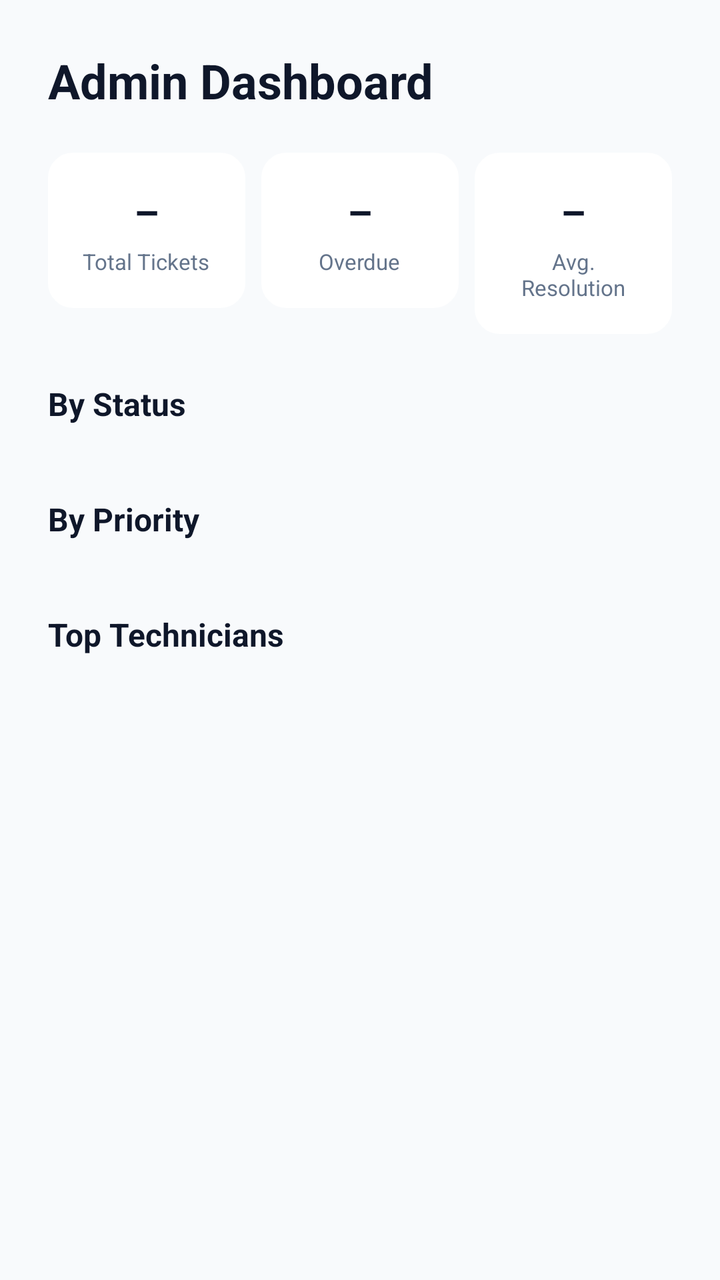
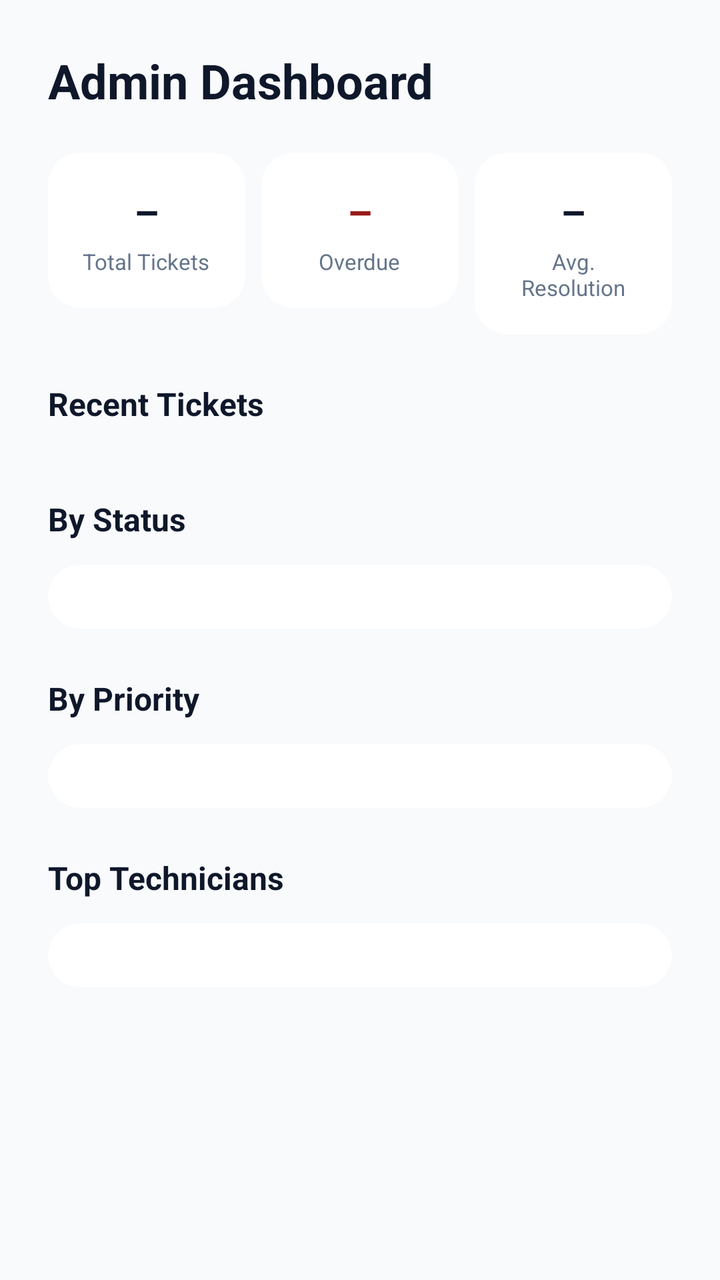

Before-and-after screenshots of an Android layout around one commit, followed by the original layout XML and the change that was made.
<!-- AndroidManifest.xml: application theme Theme.SupportAssist -->
<!-- res/layout/fragment_admin_dashboard.xml -->
<?xml version="1.0" encoding="utf-8"?>
<androidx.core.widget.NestedScrollView xmlns:android="http://schemas.android.com/apk/res/android"
    android:layout_width="match_parent"
    android:layout_height="match_parent"
    android:background="@color/bg_color"
    android:fillViewport="true"
    android:clipToPadding="false"
    android:paddingBottom="100dp">

    <LinearLayout
        android:layout_width="match_parent"
        android:layout_height="wrap_content"
        android:orientation="vertical"
        android:padding="24dp">

        <TextView
            android:layout_width="wrap_content"
            android:layout_height="wrap_content"
            android:text="@string/admin_dashboard_title"
            android:textColor="@color/text_main"
            android:textSize="24sp"
            android:textStyle="bold" />

        <ProgressBar
            android:id="@+id/loading_indicator"
            style="?android:attr/progressBarStyleHorizontal"
            android:layout_width="match_parent"
            android:layout_height="4dp"
            android:layout_marginTop="8dp"
            android:indeterminate="true"
            android:visibility="gone" />

        <LinearLayout
            android:layout_width="match_parent"
            android:layout_height="wrap_content"
            android:layout_marginTop="20dp"
            android:orientation="horizontal">

            <LinearLayout
                android:layout_width="0dp"
                android:layout_height="wrap_content"
                android:layout_weight="1"
                android:background="@drawable/edit_text_bg"
                android:backgroundTint="@color/card_bg"
                android:gravity="center"
                android:orientation="vertical"
                android:padding="16dp">
                <TextView android:id="@+id/tv_stat_total" style="@style/StatValueText" android:text="@string/placeholder_dash" />
                <TextView style="@style/StatLabelText" android:text="@string/admin_stat_total" />
            </LinearLayout>

            <LinearLayout
                android:layout_width="0dp"
                android:layout_height="wrap_content"
                android:layout_weight="1"
                android:layout_marginStart="8dp"
                android:background="@drawable/edit_text_bg"
                android:backgroundTint="@color/card_bg"
                android:gravity="center"
                android:orientation="vertical"
                android:padding="16dp">
                <TextView android:id="@+id/tv_stat_overdue" style="@style/StatValueText" android:text="@string/placeholder_dash" />
                <TextView style="@style/StatLabelText" android:text="@string/admin_stat_overdue" />
            </LinearLayout>

            <LinearLayout
                android:layout_width="0dp"
                android:layout_height="wrap_content"
                android:layout_weight="1"
                android:layout_marginStart="8dp"
                android:background="@drawable/edit_text_bg"
                android:backgroundTint="@color/card_bg"
                android:gravity="center"
                android:orientation="vertical"
                android:padding="16dp">
                <TextView android:id="@+id/tv_stat_avg_resolution" style="@style/StatValueText" android:text="@string/placeholder_dash" />
                <TextView style="@style/StatLabelText" android:text="@string/admin_stat_avg_resolution" />
            </LinearLayout>
        </LinearLayout>

        <TextView
            android:layout_width="wrap_content"
            android:layout_height="wrap_content"
            android:layout_marginTop="24dp"
            android:text="@string/admin_by_status"
            android:textColor="@color/text_main"
            android:textSize="16sp"
            android:textStyle="bold" />

        <LinearLayout
            android:id="@+id/ll_by_status"
            android:layout_width="match_parent"
            android:layout_height="wrap_content"
            android:layout_marginTop="12dp"
            android:orientation="vertical" />

        <TextView
            android:layout_width="wrap_content"
            android:layout_height="wrap_content"
            android:layout_marginTop="24dp"
            android:text="@string/admin_by_priority"
            android:textColor="@color/text_main"
            android:textSize="16sp"
            android:textStyle="bold" />

        <LinearLayout
            android:id="@+id/ll_by_priority"
            android:layout_width="match_parent"
            android:layout_height="wrap_content"
            android:layout_marginTop="12dp"
            android:orientation="vertical" />

        <TextView
            android:layout_width="wrap_content"
            android:layout_height="wrap_content"
            android:layout_marginTop="24dp"
            android:text="@string/admin_top_technicians"
            android:textColor="@color/text_main"
            android:textSize="16sp"
            android:textStyle="bold" />

        <LinearLayout
            android:id="@+id/ll_top_technicians"
            android:layout_width="match_parent"
            android:layout_height="wrap_content"
            android:layout_marginTop="12dp"
            android:orientation="vertical" />

    </LinearLayout>
</androidx.core.widget.NestedScrollView>
<!-- resources referenced by this layout -->
<resources>
  <color name="bg_color">#F8FAFC</color>
  <color name="card_bg">#FFFFFF</color>
  <color name="text_main">#0F172A</color>
  <!-- drawable edit_text_bg (drawable) -->
  <?xml version="1.0" encoding="utf-8"?>
  <shape xmlns:android="http://schemas.android.com/apk/res/android">
      <solid android:color="@color/input_bg" />
      <corners android:radius="12dp" />
      <stroke android:width="1dp" android:color="#2D3643" />
  </shape>
  <string name="admin_by_priority">By Priority</string>
  <string name="admin_by_status">By Status</string>
  <string name="admin_dashboard_title">Admin Dashboard</string>
  <string name="admin_stat_avg_resolution">Avg. Resolution</string>
  <string name="admin_stat_overdue">Overdue</string>
  <string name="admin_stat_total">Total Tickets</string>
  <string name="admin_top_technicians">Top Technicians</string>
  <string name="placeholder_dash">–</string>
  <style name="StatLabelText">
          <item name="android:layout_width">wrap_content</item>
          <item name="android:layout_height">wrap_content</item>
          <item name="android:layout_marginTop">4dp</item>
          <item name="android:gravity">center</item>
          <item name="android:textColor">@color/text_grey</item>
          <item name="android:textSize">11sp</item>
      </style>
  <style name="StatValueText">
          <item name="android:layout_width">wrap_content</item>
          <item name="android:layout_height">wrap_content</item>
          <item name="android:textColor">@color/stat_value</item>
          <item name="android:textSize">20sp</item>
          <item name="android:textStyle">bold</item>
      </style>
  <style name="Theme.SupportAssist" parent="Base.Theme.SupportAssist" />
  <color name="input_bg">#FFFFFF</color>
  <color name="text_grey">#64748B</color>
  <color name="stat_value">#0F172A</color>
  <style name="Base.Theme.SupportAssist" parent="Theme.Material3.DayNight.NoActionBar">
          <item name="colorPrimary">@color/primary_blue</item>
          <item name="android:windowBackground">@color/bg_color</item>
  
          
          <item name="android:textColorPrimary">@color/text_main</item>
          <item name="android:textColorSecondary">@color/text_grey</item>
          <item name="android:editTextColor">@color/text_main</item>
          <item name="android:textColorHint">@color/text_grey</item>
  
          
          <item name="colorOnBackground">@color/text_main</item>
          <item name="colorOnSurface">@color/text_main</item>
          <item name="colorOnSurfaceVariant">@color/text_grey</item>
          <item name="colorSurface">@color/bg_color</item>
          <item name="colorOutline">@color/divider_color</item>
      </style>
  <color name="primary_blue">#005BFF</color>
  <color name="divider_color">#E2E8F0</color>
</resources>

<!-- the commit's change to res/layout/fragment_admin_dashboard.xml (unified diff, before → after) -->
@@ -1,130 +1,233 @@
 <?xml version="1.0" encoding="utf-8"?>
-<androidx.core.widget.NestedScrollView xmlns:android="http://schemas.android.com/apk/res/android"
+<androidx.constraintlayout.widget.ConstraintLayout xmlns:android="http://schemas.android.com/apk/res/android"
+    xmlns:app="http://schemas.android.com/apk/res-auto"
     android:layout_width="match_parent"
     android:layout_height="match_parent"
-    android:background="@color/bg_color"
-    android:fillViewport="true"
-    android:clipToPadding="false"
-    android:paddingBottom="100dp">
-
-    <LinearLayout
+    android:background="@color/bg_color">
+
+    <ProgressBar
+        android:id="@+id/loading_indicator"
+        style="?android:attr/progressBarStyleHorizontal"
         android:layout_width="match_parent"
-        android:layout_height="wrap_content"
-        android:orientation="vertical"
-        android:padding="24dp">
-
-        <TextView
-            android:layout_width="wrap_content"
-            android:layout_height="wrap_content"
-            android:text="@string/admin_dashboard_title"
-            android:textColor="@color/text_main"
-            android:textSize="24sp"
-            android:textStyle="bold" />
-
-        <ProgressBar
-            android:id="@+id/loading_indicator"
-            style="?android:attr/progressBarStyleHorizontal"
-            android:layout_width="match_parent"
-            android:layout_height="4dp"
-            android:layout_marginTop="8dp"
-            android:indeterminate="true"
-            android:visibility="gone" />
-
-        <LinearLayout
+        android:layout_height="4dp"
+        android:indeterminate="true"
+        android:visibility="gone"
+        app:layout_constraintTop_toTopOf="parent" />
+
+    <androidx.core.widget.NestedScrollView
+        android:layout_width="match_parent"
+        android:layout_height="0dp"
+        android:fillViewport="true"
+        app:layout_constraintBottom_toBottomOf="parent"
+        app:layout_constraintTop_toBottomOf="@+id/loading_indicator">
+
+        <androidx.constraintlayout.widget.ConstraintLayout
             android:layout_width="match_parent"
             android:layout_height="wrap_content"
-            android:layout_marginTop="20dp"
-            android:orientation="horizontal">
-
-            <LinearLayout
+            android:paddingHorizontal="24dp"
+            android:paddingTop="24dp"
+            android:paddingBottom="100dp">
+
+            <androidx.constraintlayout.widget.ConstraintLayout
                 android:layout_width="0dp"
                 android:layout_height="wrap_content"
-                android:layout_weight="1"
-                android:background="@drawable/edit_text_bg"
-                android:backgroundTint="@color/card_bg"
-                android:gravity="center"
-                android:orientation="vertical"
-                android:padding="16dp">
-                <TextView android:id="@+id/tv_stat_total" style="@style/StatValueText" android:text="@string/placeholder_dash" />
-                <TextView style="@style/StatLabelText" android:text="@string/admin_stat_total" />
-            </LinearLayout>
-
-            <LinearLayout
-                android:layout_width="0dp"
-                android:layout_height="wrap_content"
-                android:layout_weight="1"
-                android:layout_marginStart="8dp"
-                android:background="@drawable/edit_text_bg"
-                android:backgroundTint="@color/card_bg"
-                android:gravity="center"
-                android:orientation="vertical"
-                android:padding="16dp">
-                <TextView android:id="@+id/tv_stat_overdue" style="@style/StatValueText" android:text="@string/placeholder_dash" />
-                <TextView style="@style/StatLabelText" android:text="@string/admin_stat_overdue" />
-            </LinearLayout>
-
-            <LinearLayout
-                android:layout_width="0dp"
-                android:layout_height="wrap_content"
-                android:layout_weight="1"
-                android:layout_marginStart="8dp"
-                android:background="@drawable/edit_text_bg"
-                android:backgroundTint="@color/card_bg"
-                android:gravity="center"
-                android:orientation="vertical"
-                android:padding="16dp">
-                <TextView android:id="@+id/tv_stat_avg_resolution" style="@style/StatValueText" android:text="@string/placeholder_dash" />
-                <TextView style="@style/StatLabelText" android:text="@string/admin_stat_avg_resolution" />
-            </LinearLayout>
-        </LinearLayout>
-
-        <TextView
-            android:layout_width="wrap_content"
-            android:layout_height="wrap_content"
-            android:layout_marginTop="24dp"
-            android:text="@string/admin_by_status"
-            android:textColor="@color/text_main"
-            android:textSize="16sp"
-            android:textStyle="bold" />
-
-        <LinearLayout
-            android:id="@+id/ll_by_status"
-            android:layout_width="match_parent"
-            android:layout_height="wrap_content"
-            android:layout_marginTop="12dp"
-            android:orientation="vertical" />
-
-        <TextView
-            android:layout_width="wrap_content"
-            android:layout_height="wrap_content"
-            android:layout_marginTop="24dp"
-            android:text="@string/admin_by_priority"
-            android:textColor="@color/text_main"
-            android:textSize="16sp"
-            android:textStyle="bold" />
-
-        <LinearLayout
-            android:id="@+id/ll_by_priority"
-            android:layout_width="match_parent"
-            android:layout_height="wrap_content"
-            android:layout_marginTop="12dp"
-            android:orientation="vertical" />
-
-        <TextView
-            android:layout_width="wrap_content"
-            android:layout_height="wrap_content"
-            android:layout_marginTop="24dp"
-            android:text="@string/admin_top_technicians"
-            android:textColor="@color/text_main"
-            android:textSize="16sp"
-            android:textStyle="bold" />
-
-        <LinearLayout
-            android:id="@+id/ll_top_technicians"
-            android:layout_width="match_parent"
-            android:layout_height="wrap_content"
-            android:layout_marginTop="12dp"
-            android:orientation="vertical" />
-
-    </LinearLayout>
-</androidx.core.widget.NestedScrollView>
+                app:layout_constraintEnd_toEndOf="parent"
+                app:layout_constraintStart_toStartOf="parent"
+                app:layout_constraintTop_toTopOf="parent"
+                app:layout_constraintWidth_max="600dp">
+
+                <TextView
+                    android:id="@+id/tv_admin_greeting"
+                    android:layout_width="wrap_content"
+                    android:layout_height="wrap_content"
+                    android:text="@string/admin_dashboard_title"
+                    android:textColor="@color/text_main"
+                    android:textSize="24sp"
+                    android:textStyle="bold"
+                    app:layout_constraintStart_toStartOf="parent"
+                    app:layout_constraintTop_toTopOf="parent" />
+
+                <LinearLayout
+                    android:id="@+id/ll_stats_row"
+                    android:layout_width="match_parent"
+                    android:layout_height="wrap_content"
+                    android:layout_marginTop="20dp"
+                    android:orientation="horizontal"
+                    app:layout_constraintTop_toBottomOf="@+id/tv_admin_greeting">
+
+                    <com.google.android.material.card.MaterialCardView
+                        android:layout_width="0dp"
+                        android:layout_height="wrap_content"
+                        android:layout_weight="1"
+                        app:cardBackgroundColor="@color/card_bg"
+                        app:cardCornerRadius="16dp"
+                        app:cardElevation="0dp"
+                        app:strokeWidth="0dp">
+                        <LinearLayout
+                            android:layout_width="match_parent"
+                            android:layout_height="wrap_content"
+                            android:gravity="center"
+                            android:orientation="vertical"
+                            android:padding="16dp">
+                            <TextView android:id="@+id/tv_stat_total" style="@style/StatValueText" android:text="@string/placeholder_dash" />
+                            <TextView style="@style/StatLabelText" android:text="@string/admin_stat_total" />
+                        </LinearLayout>
+                    </com.google.android.material.card.MaterialCardView>
+
+                    <com.google.android.material.card.MaterialCardView
+                        android:layout_width="0dp"
+                        android:layout_height="wrap_content"
+                        android:layout_weight="1"
+                        android:layout_marginStart="8dp"
+                        app:cardBackgroundColor="@color/card_bg"
+                        app:cardCornerRadius="16dp"
+                        app:cardElevation="0dp"
+                        app:strokeWidth="0dp">
+                        <LinearLayout
+                            android:layout_width="match_parent"
+                            android:layout_height="wrap_content"
+                            android:gravity="center"
+                            android:orientation="vertical"
+                            android:padding="16dp">
+                            <TextView android:id="@+id/tv_stat_overdue" style="@style/StatValueText" android:text="@string/placeholder_dash" android:textColor="@color/priority_high_text" />
+                            <TextView style="@style/StatLabelText" android:text="@string/admin_stat_overdue" />
+                        </LinearLayout>
+                    </com.google.android.material.card.MaterialCardView>
+
+                    <com.google.android.material.card.MaterialCardView
+                        android:layout_width="0dp"
+                        android:layout_height="wrap_content"
+                        android:layout_weight="1"
+                        android:layout_marginStart="8dp"
+                        app:cardBackgroundColor="@color/card_bg"
+                        app:cardCornerRadius="16dp"
+                        app:cardElevation="0dp"
+                        app:strokeWidth="0dp">
+                        <LinearLayout
+                            android:layout_width="match_parent"
+                            android:layout_height="wrap_content"
+                            android:gravity="center"
+                            android:orientation="vertical"
+                            android:padding="16dp">
+                            <TextView android:id="@+id/tv_stat_avg_resolution" style="@style/StatValueText" android:text="@string/placeholder_dash" />
+                            <TextView style="@style/StatLabelText" android:text="@string/admin_stat_avg_resolution" />
+                        </LinearLayout>
+                    </com.google.android.material.card.MaterialCardView>
+                </LinearLayout>
+
+                <TextView
+                    android:id="@+id/tv_recent_tickets_label"
+                    android:layout_width="wrap_content"
+                    android:layout_height="wrap_content"
+                    android:layout_marginTop="24dp"
+                    android:text="@string/admin_recent_tickets"
+                    android:textColor="@color/text_main"
+                    android:textSize="16sp"
+                    android:textStyle="bold"
+                    app:layout_constraintStart_toStartOf="parent"
+                    app:layout_constraintTop_toBottomOf="@+id/ll_stats_row" />
+
+                <androidx.recyclerview.widget.RecyclerView
+                    android:id="@+id/rv_recent_tickets"
+                    android:layout_width="match_parent"
+                    android:layout_height="wrap_content"
+                    android:layout_marginTop="12dp"
+                    android:nestedScrollingEnabled="false"
+                    app:layout_constraintTop_toBottomOf="@+id/tv_recent_tickets_label" />
+
+                <TextView
+                    android:id="@+id/tv_status_label"
+                    android:layout_width="wrap_content"
+                    android:layout_height="wrap_content"
+                    android:layout_marginTop="24dp"
+                    android:text="@string/admin_by_status"
+                    android:textColor="@color/text_main"
+                    android:textSize="16sp"
+                    android:textStyle="bold"
+                    app:layout_constraintStart_toStartOf="parent"
+                    app:layout_constraintTop_toBottomOf="@+id/rv_recent_tickets" />
+
+                <com.google.android.material.card.MaterialCardView
+                    android:id="@+id/cv_status"
+                    android:layout_width="match_parent"
+                    android:layout_height="wrap_content"
+                    android:layout_marginTop="12dp"
+                    app:cardBackgroundColor="@color/card_bg"
+                    app:cardCornerRadius="16dp"
+                    app:cardElevation="0dp"
+                    app:strokeWidth="0dp"
+                    app:layout_constraintTop_toBottomOf="@+id/tv_status_label">
+                    <LinearLayout
+                        android:id="@+id/ll_by_status"
+                        android:layout_width="match_parent"
+                        android:layout_height="wrap_content"
+                        android:orientation="vertical"
+                        android:padding="16dp" />
+                </com.google.android.material.card.MaterialCardView>
+
+                <TextView
+                    android:id="@+id/tv_priority_label"
+                    android:layout_width="wrap_content"
+                    android:layout_height="wrap_content"
+                    android:layout_marginTop="24dp"
+                    android:text="@string/admin_by_priority"
+                    android:textColor="@color/text_main"
+                    android:textSize="16sp"
+                    android:textStyle="bold"
+                    app:layout_constraintStart_toStartOf="parent"
+                    app:layout_constraintTop_toBottomOf="@+id/cv_status" />
+
+                <com.google.android.material.card.MaterialCardView
+                    android:id="@+id/cv_priority"
+                    android:layout_width="match_parent"
+                    android:layout_height="wrap_content"
+                    android:layout_marginTop="12dp"
+                    app:cardBackgroundColor="@color/card_bg"
+                    app:cardCornerRadius="16dp"
+                    app:cardElevation="0dp"
+                    app:strokeWidth="0dp"
+                    app:layout_constraintTop_toBottomOf="@+id/tv_priority_label">
+                    <LinearLayout
+                        android:id="@+id/ll_by_priority"
+                        android:layout_width="match_parent"
+                        android:layout_height="wrap_content"
+                        android:orientation="vertical"
+                        android:padding="16dp" />
+                </com.google.android.material.card.MaterialCardView>
+
+                <TextView
+                    android:id="@+id/tv_techs_label"
+                    android:layout_width="wrap_content"
+                    android:layout_height="wrap_content"
+                    android:layout_marginTop="24dp"
+                    android:text="@string/admin_top_technicians"
+                    android:textColor="@color/text_main"
+                    android:textSize="16sp"
+                    android:textStyle="bold"
+                    app:layout_constraintStart_toStartOf="parent"
+                    app:layout_constraintTop_toBottomOf="@+id/cv_priority" />
+
+                <com.google.android.material.card.MaterialCardView
+                    android:id="@+id/cv_techs"
+                    android:layout_width="match_parent"
+                    android:layout_height="wrap_content"
+                    android:layout_marginTop="12dp"
+                    app:cardBackgroundColor="@color/card_bg"
+                    app:cardCornerRadius="16dp"
+                    app:cardElevation="0dp"
+                    app:strokeWidth="0dp"
+                    app:layout_constraintTop_toBottomOf="@+id/tv_techs_label">
+                    <LinearLayout
+                        android:id="@+id/ll_top_technicians"
+                        android:layout_width="match_parent"
+                        android:layout_height="wrap_content"
+                        android:orientation="vertical"
+                        android:padding="16dp" />
+                </com.google.android.material.card.MaterialCardView>
+
+            </androidx.constraintlayout.widget.ConstraintLayout>
+
+        </androidx.constraintlayout.widget.ConstraintLayout>
+    </androidx.core.widget.NestedScrollView>
+
+</androidx.constraintlayout.widget.ConstraintLayout>
<!-- resource entries referenced after the edit -->
@@ -2,17 +2,12 @@
 <resources>
   <color name="bg_color">#F8FAFC</color>
   <color name="card_bg">#FFFFFF</color>
+  <color name="priority_high_text">#991B1B</color>
   <color name="text_main">#0F172A</color>
-  <!-- drawable edit_text_bg (drawable) -->
-  <?xml version="1.0" encoding="utf-8"?>
-  <shape xmlns:android="http://schemas.android.com/apk/res/android">
-      <solid android:color="@color/input_bg" />
-      <corners android:radius="12dp" />
-      <stroke android:width="1dp" android:color="#2D3643" />
-  </shape>
   <string name="admin_by_priority">By Priority</string>
   <string name="admin_by_status">By Status</string>
   <string name="admin_dashboard_title">Admin Dashboard</string>
+  <string name="admin_recent_tickets">Recent Tickets</string>
   <string name="admin_stat_avg_resolution">Avg. Resolution</string>
   <string name="admin_stat_overdue">Overdue</string>
   <string name="admin_stat_total">Total Tickets</string>
@@ -34,7 +29,6 @@
           <item name="android:textStyle">bold</item>
       </style>
   <style name="Theme.SupportAssist" parent="Base.Theme.SupportAssist" />
-  <color name="input_bg">#FFFFFF</color>
   <color name="text_grey">#64748B</color>
   <color name="stat_value">#0F172A</color>
   <style name="Base.Theme.SupportAssist" parent="Theme.Material3.DayNight.NoActionBar">
